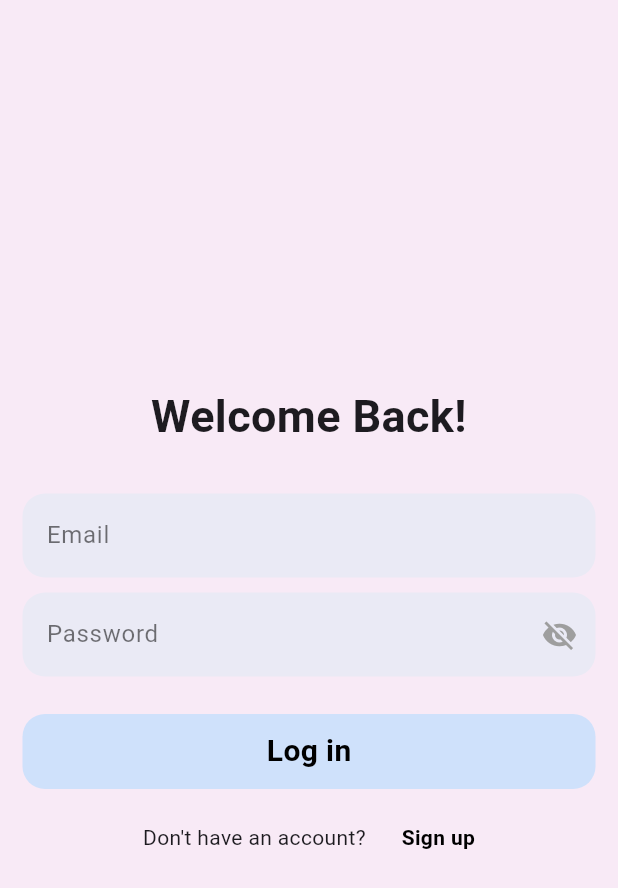
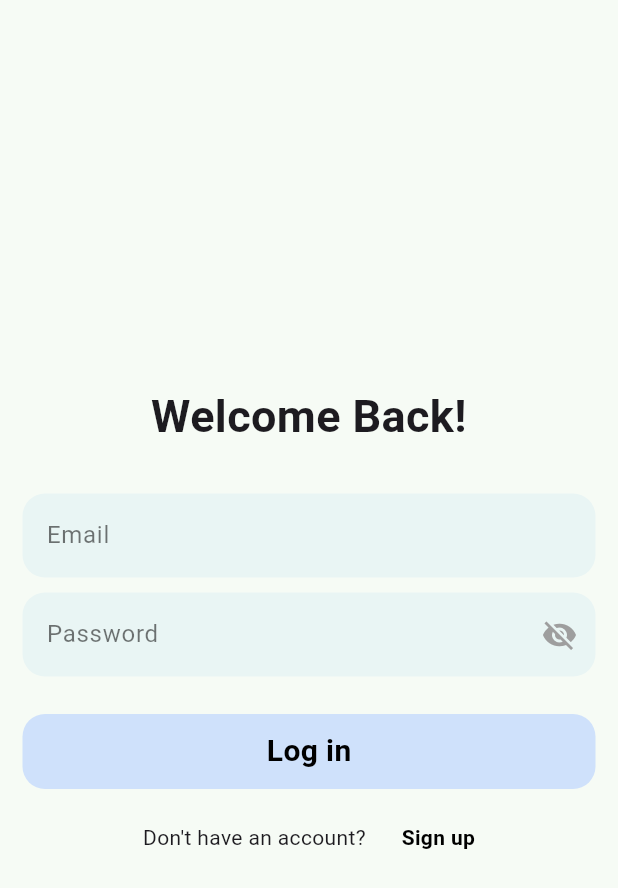
Before and after one commit to Palpeleno/CSC4360MAD_PWs, a Flutter app: the screen it shows after launch, after a tap on "Log in", on a phone screen of 412 x 824 dp. Shown: the top 888 px of the screen. Run offline on Flutter 3.47's test engine with Material 3 defaults, Android fonts, the phone set to English and light mode, and no system bars; our stand-ins replace firebase_auth, firebase_core, google_fonts; accounts and stored records are empty; Roboto replaces fonts that are missing (Podkova).

Commit message:
Add dark mode feature

```diff
--- a/katoria_jmt/lib/common/color_extension.dart
+++ b/katoria_jmt/lib/common/color_extension.dart
@@ -20,4 +20,7 @@
   static Color get tertiaryText => Colors.black;
 
   static Color get white => Colors.white;
+
+  static Color get lightGreen => Color.fromARGB(255, 246, 251, 245);
+
 }
--- a/katoria_jmt/lib/features/app/welcome_screen/welcomeScreen.dart
+++ b/katoria_jmt/lib/features/app/welcome_screen/welcomeScreen.dart
@@ -90,7 +90,7 @@
         textTheme: GoogleFonts.podkovaTextTheme(),
       ),
       home: Scaffold(
-        backgroundColor: TColor.primary,
+        backgroundColor: TColor.lightGreen,
         body: Center(
           child: Column(
             mainAxisAlignment: MainAxisAlignment.center,
--- /dev/null
+++ b/katoria_jmt/lib/features/themes/theme.dart
@@ -0,0 +1,25 @@
+import 'package:flutter/material.dart';
+import 'package:katoria_jmt/common/color_extension.dart';
+
+ThemeData lightMode = ThemeData(
+  brightness: Brightness.light,
+    colorScheme: ColorScheme.light(
+    background: TColor.lightGreen,
+    primary: TColor.primaryBeta,
+    secondary: TColor.secondaryBeta,
+    onBackground: Color.fromARGB(255, 235, 249, 232),
+    onSurface: TColor.tertiaryText,
+  )
+);
+
+
+ThemeData darkMode = ThemeData(
+  brightness: Brightness.dark,
+  colorScheme: ColorScheme.dark(
+    background: Colors.blueGrey,
+    primary: Color.fromARGB(255, 113, 116, 111),
+    secondary: Color.fromARGB(255, 3, 55, 11),
+    onBackground: Colors.black,
+    onSurface: TColor.primaryText,
+  )
+);
--- /dev/null
+++ b/katoria_jmt/lib/features/themes/themeProvider.dart
@@ -0,0 +1,23 @@
+import 'package:flutter/material.dart';
+import 'package:katoria_jmt/features/themes/theme.dart';
+import 'package:provider/provider.dart';
+
+class ThemeProvider with ChangeNotifier{
+  ThemeData _themeData = lightMode;
+
+  ThemeData get themeData => _themeData;
+
+  set themeData(ThemeData themeData){
+    _themeData = themeData;
+    notifyListeners();
+  }
+
+  void toggleTheme(){
+    if(_themeData == lightMode){
+      themeData = darkMode;
+    }
+    else{
+      themeData = lightMode;
+    }
+  }
+}
--- a/katoria_jmt/lib/features/user_auth/content/pages/loginPage.dart
+++ b/katoria_jmt/lib/features/user_auth/content/pages/loginPage.dart
@@ -38,7 +38,7 @@
       ),
       home: Scaffold(
         // TODO add color to class
-        backgroundColor: TColor.primary,
+        backgroundColor: TColor.lightGreen,
         body: Center(
           child: Padding(
             padding: const EdgeInsets.symmetric(horizontal: 15),
--- a/katoria_jmt/lib/features/user_auth/content/pages/signupPage.dart
+++ b/katoria_jmt/lib/features/user_auth/content/pages/signupPage.dart
@@ -40,7 +40,8 @@
       ),
       home: Scaffold(
         // TODO add color to clakatoria_jmt
-        backgroundColor: TColor.primary,
+        backgroundColor: TColor.lightGreen,
+
         body: Center(
           child: Padding(
             padding: const EdgeInsets.symmetric(horizontal: 15),
--- a/katoria_jmt/lib/main.dart
+++ b/katoria_jmt/lib/main.dart
@@ -2,12 +2,17 @@
 
 import 'package:flutter/material.dart';
 import 'package:firebase_core/firebase_core.dart';
+
 import 'package:katoria_jmt/common/color_extension.dart';
 
 // may need to change heading directory from pw1/ -> katoria_jmt/
 // if there are future merger conflicts
 import 'package:katoria_jmt/features/app/welcome_screen/welcomeScreen.dart';
+import 'package:katoria_jmt/features/themes/theme.dart';
+import 'package:katoria_jmt/features/themes/themeProvider.dart';
 import 'package:katoria_jmt/features/user_auth/firebase_auth/fireAuthService.dart';
+import 'package:provider/provider.dart';
+
 
 void main() async {
   WidgetsFlutterBinding.ensureInitialized();
@@ -19,20 +24,24 @@
       projectId: "katoriajmt",
     ),
   );
-  runApp(MainApp());
+  runApp(
+    ChangeNotifierProvider(
+      create: (context) => ThemeProvider(),
+      child: const MainApp(),
+    ),
+  );
 }
 
 class MainApp extends StatelessWidget {
-  const MainApp({super.key});
+  const MainApp({Key? key}) : super(key: key);
 
   @override
   Widget build(BuildContext context) {
-    return const MaterialApp(
+    return MaterialApp(
       debugShowCheckedModeBanner: false,
       title: 'Katoria Journal Mood Tracker',
-      // This is the theme of your application.
       // TODO color extensions and fonts refractor to proper colore schema
-
+      theme: Provider.of<ThemeProvider>(context).themeData,
       home: WelcomeScreen(),
     );
   }
--- a/katoria_jmt/lib/view/home/jounral_entries.dart
+++ b/katoria_jmt/lib/view/home/jounral_entries.dart
@@ -15,8 +15,9 @@
     return Scaffold(
       appBar: AppBar(
         title: const Text("Journal Pages"),
+        backgroundColor: Theme.of(context).colorScheme.onBackground,
       ),
-      backgroundColor: Colors.blueGrey,
+      backgroundColor: Theme.of(context).colorScheme.background,
       body: Text(''),
     );
   }
--- a/katoria_jmt/lib/view/home/newpage_view.dart
+++ b/katoria_jmt/lib/view/home/newpage_view.dart
@@ -19,8 +19,10 @@
       appBar: AppBar(
         // $title\ in the app bar titile when naming a new journal page
         title: const Text('journal page title'),
+        backgroundColor: Theme.of(context).colorScheme.onBackground,
+
       ),
-      backgroundColor: Colors.blueGrey,
+      backgroundColor: Theme.of(context).colorScheme.background,
       body: SingleChildScrollView(
         child: Column(
           children: [
--- a/katoria_jmt/lib/view/home/profile_view.dart
+++ b/katoria_jmt/lib/view/home/profile_view.dart
@@ -1,6 +1,8 @@
 // ignore_for_file: prefer_const_constructors
 
 import 'package:flutter/material.dart';
+import 'package:katoria_jmt/features/themes/theme.dart';
+
 
 class UserProfileView extends StatefulWidget {
   const UserProfileView({super.key});
@@ -10,13 +12,15 @@
 }
 
 class _UserProfileViewState extends State<UserProfileView> {
+
   @override
   Widget build(BuildContext context) {
     return Scaffold(
       appBar: AppBar(
         title: const Text("User profile"),
+        backgroundColor: Theme.of(context).colorScheme.onBackground,
       ),
-      backgroundColor: Colors.blueGrey,
+      backgroundColor: Theme.of(context).colorScheme.background,
       body: Text(''),
     );
   }
--- a/katoria_jmt/lib/view/main_tab/main_tab_view.dart
+++ b/katoria_jmt/lib/view/main_tab/main_tab_view.dart
@@ -25,7 +25,7 @@
   @override
   Widget build(BuildContext context) {
     return Scaffold(
-      backgroundColor: TColor.primary,
+      backgroundColor: Theme.of(context).colorScheme.background,
       body: Stack(
         children: [
           // TODO there might be issue with making subsequent pages so come back here for that
--- a/katoria_jmt/pubspec.yaml
+++ b/katoria_jmt/pubspec.yaml
@@ -15,6 +15,7 @@
   cloud_firestore: ^4.15.6
   firebase_storage: ^11.6.7
   google_fonts: ^6.1.0
+  provider: ^6.1.2
 
 dev_dependencies:
   flutter_test:
```
Also changed, not shown: katoria_jmt/lib/features/themes/button.dart (added, +24 -0 lines), katoria_jmt/lib/features/user_auth/content/pages/homePage.dart (deleted, +0 -67 lines), katoria_jmt/lib/view/home/settings_view.dart (+57 -13 lines).
